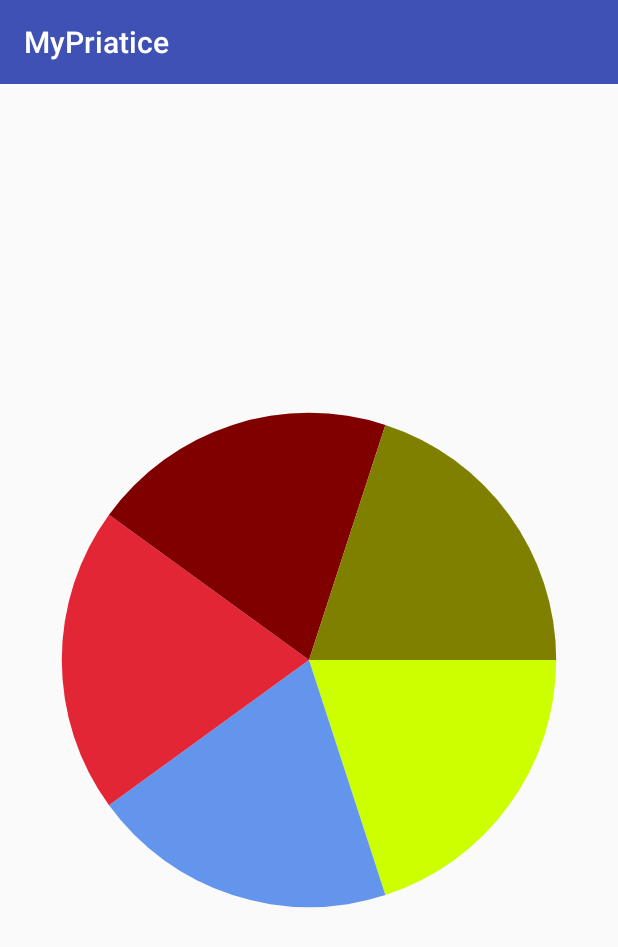
After one commit to cloud9527/PracticeDemo, an Android app: the PieViewActivity screen opened directly, with no data from a screen before it, on a phone screen of 412 x 824 dp. The commit adds this screen. Shown: the top 947 px of the screen. Run offline under Robolectric (Android 15) with nearby library versions, the phone set to English and light mode, and no system bars; network calls fail.

Commit message:
1、PieView push 2、BezierView push

```diff
--- a/app/src/main/AndroidManifest.xml
+++ b/app/src/main/AndroidManifest.xml
@@ -7,6 +7,7 @@
 
     <application
         android:allowBackup="true"
+        android:hardwareAccelerated="false"
         android:icon="@mipmap/ic_launcher"
         android:label="@string/app_name"
         android:supportsRtl="true"
@@ -34,7 +35,9 @@
         <activity android:name=".customerview.TextSwitcherActivity" />
         <activity android:name=".okhttp.OkHttpDemoActivity" />
         <activity android:name=".mvp.MVPLoginActivity" />
-        <activity android:name=".mvp.MVPListViewActivity"></activity>
+        <activity android:name=".mvp.MVPListViewActivity" />
+        <activity android:name=".customerview.PieViewActivity" />
+        <activity android:name=".customerview.BezierViewActivity"></activity>
     </application>
 
 </manifest>
--- /dev/null
+++ b/app/src/main/java/com/example/cloud/mypriatice/customerview/PieView.java
@@ -0,0 +1,110 @@
+package com.example.cloud.mypriatice.customerview;
+
+import android.content.Context;
+import android.graphics.Canvas;
+import android.graphics.Paint;
+import android.graphics.RectF;
+import android.support.annotation.Nullable;
+import android.util.AttributeSet;
+import android.util.Log;
+import android.view.View;
+
+import com.example.cloud.mypriatice.customerview.bean.PieData;
+
+import java.util.ArrayList;
+
+/**
+ * Created by Cloud on 2017/4/18.
+ */
+public class PieView extends View {
+
+    // 颜色表 (注意: 此处定义颜色使用的是ARGB，带Alpha通道的)
+    private int[] mColors = {0xFFCCFF00, 0xFF6495ED, 0xFFE32636, 0xFF800000, 0xFF808000, 0xFFFF8C69, 0xFF808080,
+            0xFFE6B800, 0xFF7CFC00};
+
+    private float mStartAngle = 0;
+    private int mWidth, mHeight;
+    // 数据
+    private ArrayList<PieData> mData;
+    private Paint mPaint;
+
+    public PieView(Context context) {
+        super(context);
+        initData();
+    }
+
+    public PieView(Context context, @Nullable AttributeSet attrs) {
+        super(context, attrs);
+        initData();
+    }
+
+    private void initData() {
+        mPaint = new Paint();
+        mPaint.setAntiAlias(true);
+        mPaint.setStyle(Paint.Style.FILL);
+
+
+//        setStartAngle(0);
+
+        mData = new ArrayList<>();
+        mData.add(new PieData("one", 55));
+        mData.add(new PieData("two", 55));
+        mData.add(new PieData("three", 55));
+        mData.add(new PieData("four", 55));
+        mData.add(new PieData("four", 55));
+        float sumValue = 0;
+        for (int i = 0; i < mData.size(); i++) {
+            PieData pie = mData.get(i);
+
+            sumValue += pie.getValue();       //计算数值和
+
+            int j = i % mColors.length;       //设置颜色
+            pie.setColor(mColors[j]);
+        }
+
+        float sumAngle = 0;
+        for (int i = 0; i < mData.size(); i++) {
+            PieData pie = mData.get(i);
+
+            float percentage = pie.getValue() / sumValue;   // 百分比
+            float angle = percentage * 360;                 // 对应的角度
+
+            pie.setPercentage(percentage);                  // 记录百分比
+            pie.setAngle(angle);                            // 记录角度大小
+            sumAngle += angle;
+
+            Log.i("angle", "" + pie.getAngle());
+        }
+    }
+
+    @Override
+    protected void onSizeChanged(int w, int h, int oldw, int oldh) {
+        super.onSizeChanged(w, h, oldw, oldh);
+        mWidth = w;
+        mHeight = h;
+    }
+
+    @Override
+    protected void onDraw(Canvas canvas) {
+        super.onDraw(canvas);
+        if (mData == null) {
+            return;
+        }
+        float currentStartAngle = mStartAngle;
+        canvas.translate(mWidth / 2, mHeight / 2);
+        float r = (float) (Math.min(mWidth, mHeight) / 2 * 0.8);  // 饼状图半径
+        RectF rect = new RectF(-r, -r, r, r);                     // 饼状图绘制区域
+        for (PieData data :
+                mData) {
+            mPaint.setColor(data.getColor());
+            canvas.drawArc(rect, currentStartAngle, data.getAngle(), true, mPaint);
+            currentStartAngle += data.getAngle();
+        }
+    }
+
+    // 设置起始角度
+    public void setStartAngle(int mStartAngle) {
+        this.mStartAngle = mStartAngle;
+        invalidate();   // 刷新
+    }
+}
--- /dev/null
+++ b/app/src/main/java/com/example/cloud/mypriatice/customerview/PieViewActivity.java
@@ -0,0 +1,16 @@
+package com.example.cloud.mypriatice.customerview;
+
+import android.os.Bundle;
+import android.support.v7.app.AppCompatActivity;
+
+import com.example.cloud.mypriatice.R;
+
+
+public class PieViewActivity extends AppCompatActivity {
+
+    @Override
+    protected void onCreate(Bundle savedInstanceState) {
+        super.onCreate(savedInstanceState);
+        setContentView(R.layout.activity_pie_view);
+    }
+}
--- /dev/null
+++ b/app/src/main/java/com/example/cloud/mypriatice/customerview/bean/PieData.java
@@ -0,0 +1,63 @@
+package com.example.cloud.mypriatice.customerview.bean;
+
+import android.support.annotation.NonNull;
+
+/**
+ * Created by Cloud on 2017/4/18.
+ */
+
+public class PieData {
+    // 用户关心数据
+    private String name;        // 名字
+    private float value;        // 数值
+    private float percentage;   // 百分比
+
+    // 非用户关心数据
+    private int color = 0;      // 颜色
+    private float angle = 0;    // 角度
+
+    public PieData(@NonNull String name, @NonNull float value) {
+        this.name = name;
+        this.value = value;
+    }
+
+    public String getName() {
+        return name;
+    }
+
+    public void setName(String name) {
+        this.name = name;
+    }
+
+    public float getValue() {
+        return value;
+    }
+
+    public void setValue(float value) {
+        this.value = value;
+    }
+
+    public float getPercentage() {
+        return percentage;
+    }
+
+    public void setPercentage(float percentage) {
+        this.percentage = percentage;
+    }
+
+    public int getColor() {
+        return color;
+    }
+
+    public void setColor(int color) {
+        this.color = color;
+    }
+
+    public float getAngle() {
+        return angle;
+    }
+
+    public void setAngle(float angle) {
+        this.angle = angle;
+    }
+}
--- /dev/null
+++ b/app/src/main/res/layout/activity_pie_view.xml
@@ -0,0 +1,14 @@
+<?xml version="1.0" encoding="utf-8"?>
+<FrameLayout xmlns:android="http://schemas.android.com/apk/res/android"
+    xmlns:app="http://schemas.android.com/apk/res-auto"
+    xmlns:tools="http://schemas.android.com/tools"
+    android:layout_width="match_parent"
+    android:layout_height="match_parent"
+    tools:context="com.example.cloud.mypriatice.customerview.PieViewActivity">
+
+    <com.example.cloud.mypriatice.customerview.PieView
+        android:layout_width="match_parent"
+        android:layout_height="match_parent"
+        tools:layout_editor_absoluteX="8dp"
+        tools:layout_editor_absoluteY="8dp" />
+</FrameLayout>
```
Also changed, not shown: app/src/main/java/com/example/cloud/mypriatice/CustomerViewActivity.java (+9 -1 lines), app/src/main/java/com/example/cloud/mypriatice/customerview/BezierView.java (added, +91 -0 lines), app/src/main/java/com/example/cloud/mypriatice/customerview/BezierViewActivity.java (added, +15 -0 lines), app/src/main/res/layout/activity_bezier_view.xml (added, +14 -0 lines), app/src/main/res/layout/activity_customer_view.xml (+45 -28 lines), app/src/main/res/mipmap-hdpi/ic_launcher.jpg (added), app/src/main/res/mipmap-xhdpi/ic_launcher.png (deleted), 1 other file.
